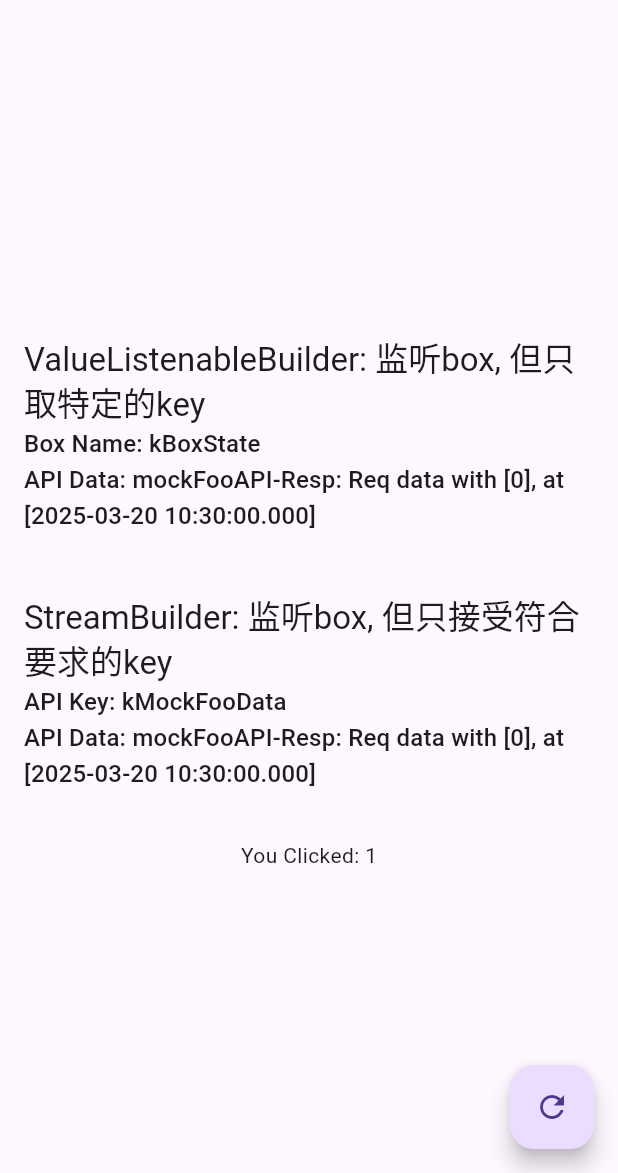
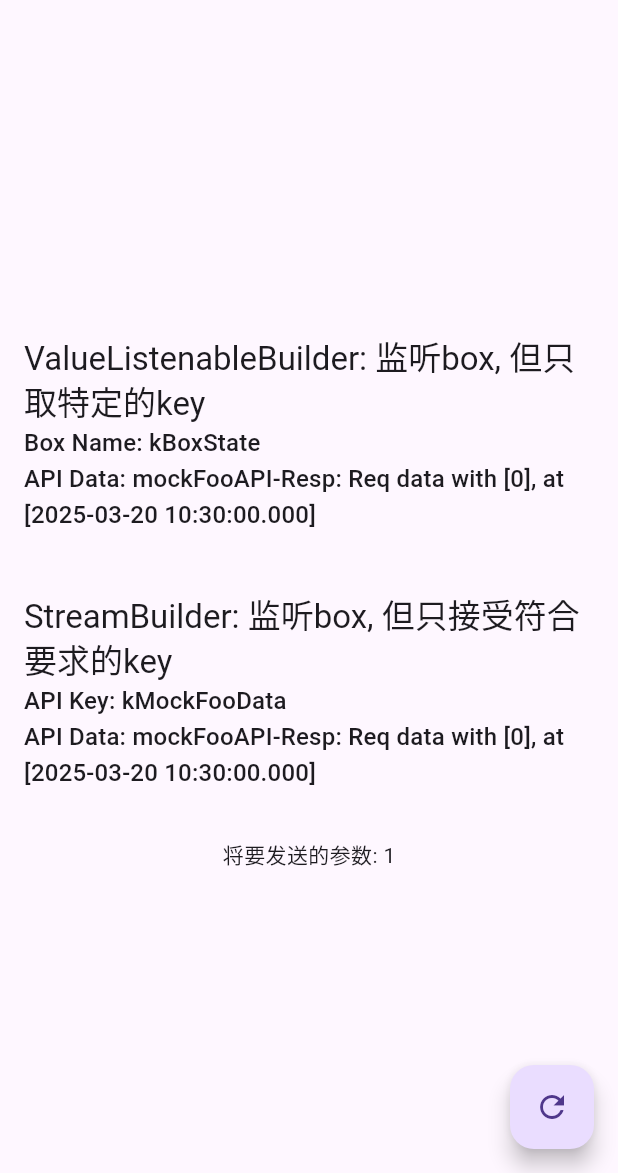
Before and after one commit to Hu-Wentao/hive_state, a Flutter app: the screen it shows after launch, after a tap on the "refresh" icon, on a phone screen of 412 x 824 dp, the part 63-1236 px from its top. Run offline on Flutter 3.47's test engine with Material 3 defaults, Android fonts, the phone set to English and light mode, and no system bars; our stand-ins replace hive_flutter; accounts and stored records are empty.

Commit message:
refactor main.dart doc

```diff
--- a/lib/main.dart
+++ b/lib/main.dart
@@ -100,7 +100,7 @@ class _MyHomePageState extends State<MyHomePage> {
                 );
               },
             ),
-            Text('You Clicked: $_counter'),
+            Text('将要发送的参数: $_counter'),
           ],
         ),
       ),
```
